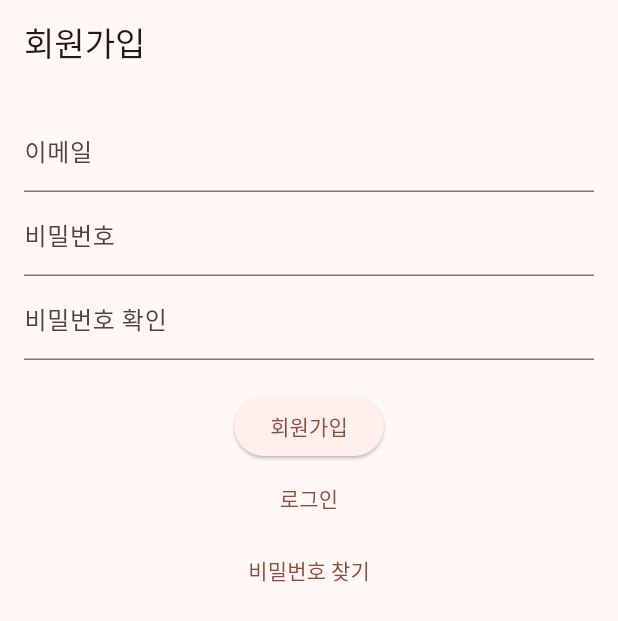
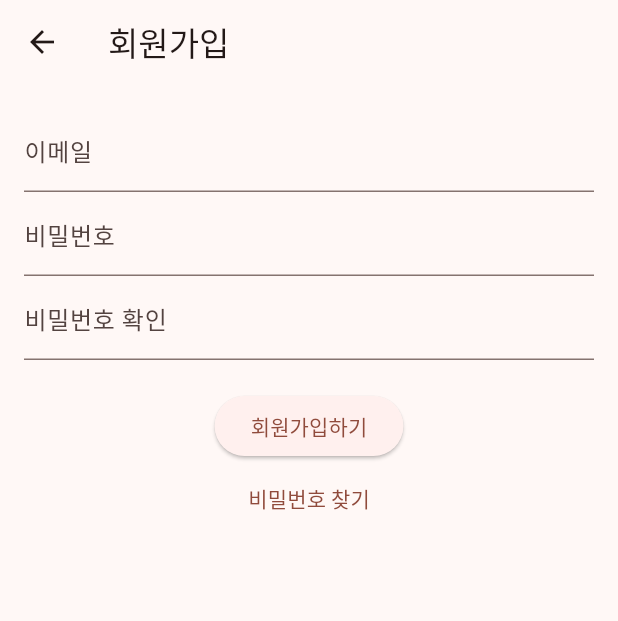
Before and after one commit to suu3/flutter_todo, a Flutter app: the screen it shows after launch, after a tap on "로그인", after a tap on "회원가입", on a phone screen of 412 x 824 dp. Shown: the top 621 px of the screen. Run offline on Flutter 3.47's test engine with Material 3 defaults, Android fonts, the phone set to English and light mode, and no system bars; our stand-ins replace equatable, flutter_dotenv, flutter_riverpod, fluttertoast, go_router, riverpod_annotation and 1 more; accounts and stored records are empty; generated files the repository leaves out were written again.

Commit message:
feat: app bar 추가

```diff
--- a/lib/screens/auth/sign_in.dart
+++ b/lib/screens/auth/sign_in.dart
@@ -39,11 +39,11 @@ class _SignInScreenState extends State<SignInScreen> {
     return Scaffold(
       body: Stack(
         children: [
-          Positioned.fill(
-            child: CustomPaint(
-              painter: BackgroundPainter(),
-            ),
-          ),
+          // Positioned.fill(
+          //   child: CustomPaint(
+          //     painter: BackgroundPainter(),
+          //   ),
+          // ),
           SingleChildScrollView(
             child: Padding(
               padding:
@@ -114,7 +114,8 @@ class _SignInScreenState extends State<SignInScreen> {
                           child: ElevatedButton(
                             onPressed: _trySignIn,
                             style: ElevatedButton.styleFrom(
-                              backgroundColor: Colors.yellow[700],
+                              backgroundColor:
+                                  const Color.fromARGB(255, 255, 175, 118),
                               padding: const EdgeInsets.symmetric(vertical: 20),
                               shape: RoundedRectangleBorder(
                                 borderRadius: BorderRadius.circular(8.0),
@@ -157,27 +158,3 @@ class _SignInScreenState extends State<SignInScreen> {
     );
   }
 }
-
-class BackgroundPainter extends CustomPainter {
-  @override
-  void paint(Canvas canvas, Size size) {
-    final paint = Paint()
-      ..color = Colors.yellow[700]!
-      ..style = PaintingStyle.fill;
-
-    final path = Path()
-      ..moveTo(0, 0)
-      ..lineTo(0, size.height * 0.4)
-      ..quadraticBezierTo(
-          size.width * 0.5, size.height * 0.6, size.width, size.height * 0.4)
-      ..lineTo(size.width, 0)
-      ..close();
-
-    canvas.drawPath(path, paint);
-  }
-
-  @override
-  bool shouldRepaint(covariant CustomPainter oldDelegate) {
-    return false;
-  }
-}
--- a/lib/screens/auth/sign_up.dart
+++ b/lib/screens/auth/sign_up.dart
@@ -2,9 +2,7 @@ import 'package:flutter/material.dart';
 import 'package:flutter_todo/constants/routes.dart' as routes;
 import 'package:flutter_todo/service/auth.dart';
 import 'package:flutter_todo/utils/validators.dart';
-import 'package:fluttertoast/fluttertoast.dart';
 import 'package:go_router/go_router.dart';
-import 'package:supabase_flutter/supabase_flutter.dart';
 
 class SignUpScreen extends StatefulWidget {
   const SignUpScreen({super.key});
@@ -37,6 +35,16 @@ class _SignUpScreenState extends State<SignUpScreen> {
     return Scaffold(
       appBar: AppBar(
         title: const Text('회원가입'),
+        leading: IconButton(
+          icon: const Icon(Icons.arrow_back),
+          onPressed: () {
+            try {
+              context.pop();
+            } catch (e) {
+              context.go(routes.signIn);
+            }
+          },
+        ),
       ),
       body: Padding(
         padding: const EdgeInsets.all(16.0),
@@ -78,13 +86,7 @@ class _SignUpScreenState extends State<SignUpScreen> {
               const SizedBox(height: 20),
               ElevatedButton(
                 onPressed: _trySignUp,
-                child: const Text('회원가입'),
-              ),
-              TextButton(
-                onPressed: () {
-                  context.go(routes.signIn);
-                },
-                child: const Text('로그인'),
+                child: const Text('회원가입하기'),
               ),
               TextButton(
                 onPressed: () {
--- a/lib/service/auth.dart
+++ b/lib/service/auth.dart
@@ -33,6 +33,7 @@ class AuthService {
         email: email,
         password: password,
       );
+
       _showSuccessToast("회원가입이 완료되었습니다.");
       return res;
     } on AuthException catch (error) {
@@ -62,6 +63,7 @@ class AuthService {
       );
 
       final Session? session = res.session;
+      print("sign in $res");
       if (session != null) {
         _showSuccessToast("환영합니다!");
       } else {
@@ -98,6 +100,7 @@ class AuthService {
       );
       _showSuccessToast("비밀번호 재설정 메일을 보냈습니다.");
     } catch (error) {
+      print("error $error");
       _showErrorToast("Error: ${error.toString()}");
       rethrow;
     }
```
Also changed, not shown: lib/screens/auth/reset_password.dart (+6 -1 lines).
